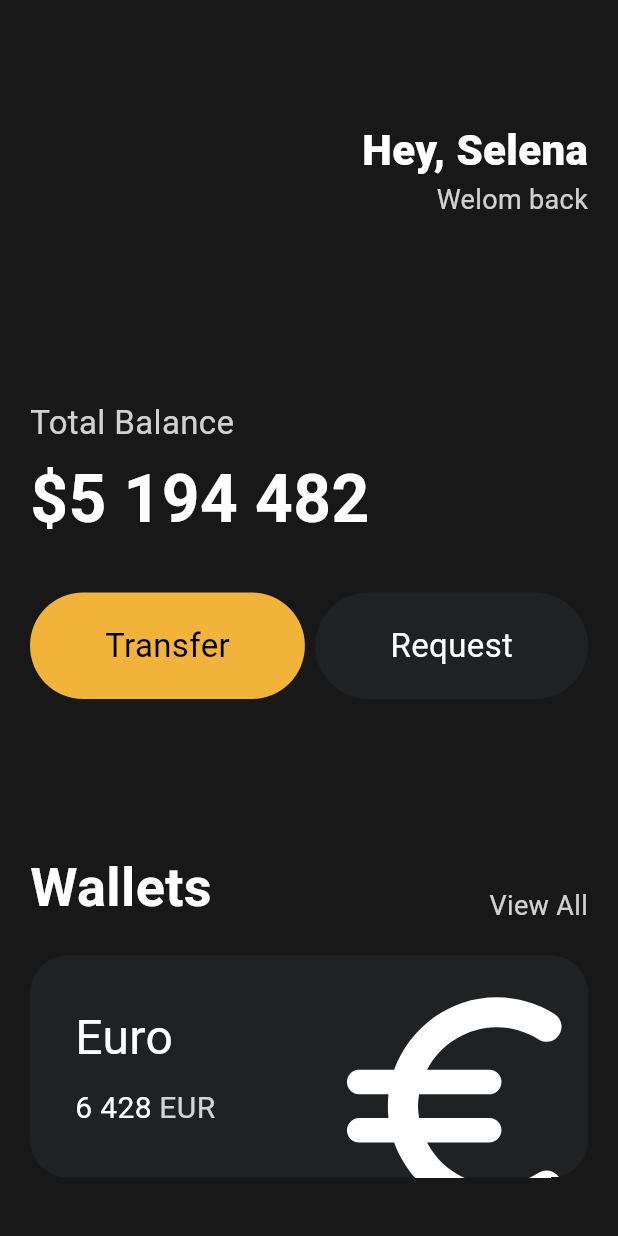
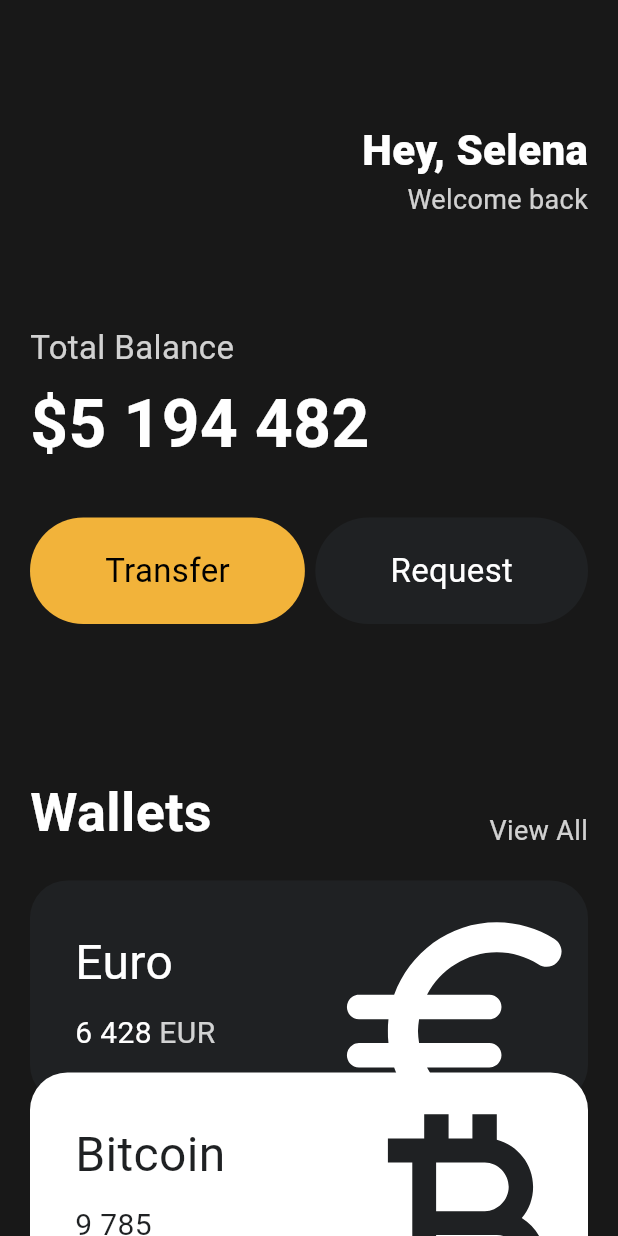
Before and after one commit to nahy-512/Flutter, a Flutter app: the screen it shows after launch, on a phone screen of 412 x 824 dp. Run offline on Flutter 3.47's test engine with Material 3 defaults, Android fonts, the phone set to English and light mode, and no system bars.

Commit message:
✨ Feat: Week3 - 웹툰앱 3.8강 "Reusable Cards"
CurrencyCard 클래스를 만들어서 색 반전 여부, 통화 이름, 통화량, 통화 코드, 아이콘 등을 저장함

```diff
--- a/app/toonflix/lib/main.dart
+++ b/app/toonflix/lib/main.dart
@@ -1,5 +1,6 @@
 import 'package:flutter/material.dart';
 import 'package:toonflix/widgets/button.dart';
+import 'package:toonflix/widgets/currency_card.dart';
 
 void main() {
   runApp(const App());
@@ -13,7 +14,8 @@ class App extends StatelessWidget {
     return MaterialApp(
       home: Scaffold(
           backgroundColor: const Color(0xFF181818),
-          body: Padding(
+          body: SingleChildScrollView(
+            child: Padding(
               padding: const EdgeInsets.symmetric(horizontal: 20),
               child: Column(
                 crossAxisAlignment: CrossAxisAlignment.start,
@@ -36,7 +38,7 @@ class App extends StatelessWidget {
                             ),
                           ),
                           Text(
-                          'Welom back',
+                            'Welcome back',
                             style: TextStyle(
                               color: Colors.white.withOpacity(0.8),
                               fontSize: 18,
@@ -47,7 +49,7 @@ class App extends StatelessWidget {
                     ],
                   ),
                   const SizedBox(
-                  height: 120,
+                    height: 70,
                   ),
                   Text(
                     'Total Balance',
@@ -105,67 +107,35 @@ class App extends StatelessWidget {
                   const SizedBox(
                     height: 20,
                   ),
-                Container(
-                  clipBehavior: Clip.hardEdge,
-                  decoration: BoxDecoration(
-                    color: const Color(0xFF1F2123),
-                    borderRadius: BorderRadius.circular(25),
+                  const CurrencyCard(
+                    name: 'Euro',
+                    code: 'EUR',
+                    amount: '6 428',
+                    icon: Icons.euro_rounded,
+                    isInverted: false,
                   ),
-                  child: Padding(
-                    padding: const EdgeInsets.all(30),
-                    child: Row(
-                      mainAxisAlignment: MainAxisAlignment.spaceBetween,
-                      children: [
-                        Column(
-                          crossAxisAlignment: CrossAxisAlignment.start,
-                          children: [
-                            const Text(
-                              'Euro',
-                              style:
-                                  TextStyle(color: Colors.white, fontSize: 32),
-                            ),
-                            const SizedBox(
-                              height: 10,
-                            ),
-                            Row(
-                              children: [
-                                const Text(
-                                  '6 428',
-                                  style: TextStyle(
-                                    color: Colors.white,
-                                    fontSize: 20,
+                  Transform.translate(
+                    offset: Offset(0, -20),
+                    child: const CurrencyCard(
+                      name: 'Bitcoin',
+                      code: 'BTC',
+                      amount: '9 785',
+                      icon: Icons.currency_bitcoin,
+                      isInverted: true,
                     ),
                   ),
-                                const SizedBox(
-                                  width: 5,
-                                ),
-                                Text(
-                                  'EUR',
-                                  style: TextStyle(
-                                    color: Colors.white.withOpacity(0.8),
-                                    fontSize: 20,
+                  Transform.translate(
+                    offset: Offset(0, -40),
+                    child: const CurrencyCard(
+                      name: 'Dollar',
+                      code: 'USD',
+                      amount: '428',
+                      icon: Icons.attach_money_outlined,
+                      isInverted: false,
                     ),
                   ),
                 ],
               ),
-                          ],
-                        ),
-                        Transform.scale(
-                          scale: 2.2,
-                          child: Transform.translate(
-                            offset: const Offset(-5, 12),
-                            child: const Icon(
-                              Icons.euro_rounded,
-                              color: Colors.white,
-                              size: 88,
-                            ),
-                          ),
-                        )
-                      ],
-                    ),
-                  ),
-                ),
-              ],
             ),
           )),
     );
--- /dev/null
+++ b/app/toonflix/lib/widgets/currency_card.dart
@@ -0,0 +1,86 @@
+import 'package:flutter/material.dart';
+
+class CurrencyCard extends StatelessWidget {
+
+  final String name, code, amount;
+  final IconData icon;
+  final bool isInverted;
+
+  final _blackColor = const Color(0xFF1F2123);
+
+  const CurrencyCard({
+    super.key,
+    required this.name,
+    required this.code,
+    required this.amount,
+    required this.icon,
+    required this.isInverted,
+  });
+
+  @override
+  Widget build(BuildContext context) {
+
+    return Container(
+      clipBehavior: Clip.hardEdge,
+      decoration: BoxDecoration(
+        color: isInverted ? Colors.white : _blackColor,
+        borderRadius: BorderRadius.circular(25),
+      ),
+      child: Padding(
+        padding: const EdgeInsets.all(30),
+        child: Row(
+          mainAxisAlignment: MainAxisAlignment.spaceBetween,
+          children: [
+            Column(
+              crossAxisAlignment: CrossAxisAlignment.start,
+              children: [
+                Text(
+                  name,
+                  style: TextStyle(
+                      color: isInverted ? _blackColor : Colors.white,
+                      fontSize: 32
+                  ),
+                ),
+                const SizedBox(
+                  height: 10,
+                ),
+                Row(
+                  children: [
+                    Text(
+                      amount,
+                      style: TextStyle(
+                        color: isInverted ? _blackColor : Colors.white,
+                        fontSize: 20,
+                      ),
+                    ),
+                    const SizedBox(
+                      width: 5,
+                    ),
+                    Text(
+                      code,
+                      style: TextStyle(
+                        color: Colors.white.withOpacity(0.8),
+                        fontSize: 20,
+                      ),
+                    ),
+                  ],
+                ),
+              ],
+            ),
+            Transform.scale(
+              scale: 2.2,
+              child: Transform.translate(
+                offset: const Offset(-5, 12),
+                child: Icon(
+                  icon,
+                  color: isInverted ? _blackColor : Colors.white,
+                  size: 88,
+                ),
+              ),
+            ),
+          ],
+        ),
+      ),
+    );
+  }
+}
```
Lines whose indentation alone changed are shown as unchanged.
